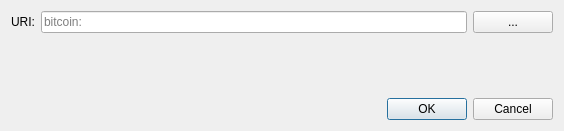
Qt form src/qt/forms/openuridialog.ui (ChainCoinUnlimited/ChainCoin) before a commit.
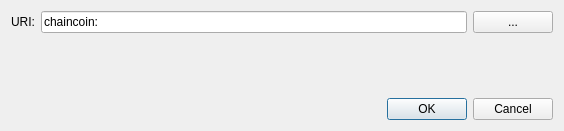
The same form after that commit. Custom widgets are drawn as their Qt base class.

Commit message: [GUI] fix payment processor messages

```diff
--- a/src/qt/forms/openuridialog.ui
+++ b/src/qt/forms/openuridialog.ui
@@ -25,6 +25,9 @@
      </item>
      <item>
       <widget class="QValidatedLineEdit" name="uriEdit">
+       <property name="text">
+        <string>chaincoin:</string>
+       </property>
        <property name="placeholderText">
         <string notr="true">bitcoin:</string>
        </property>
```
The commit also changes 6 other files.
